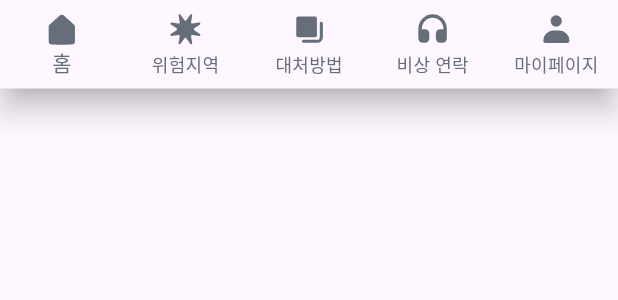
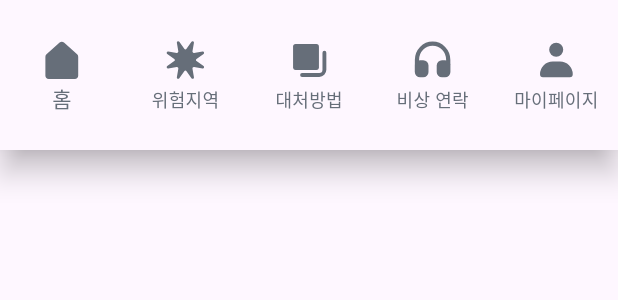
Before and after one commit to mxcoogi/Ravis, a Flutter app: the CustomBottomNavBar widget shown alone on an empty page, opened directly with empty values, on a phone screen of 412 x 824 dp. Shown: the top 300 px of the screen. Run offline on Flutter 3.47's test engine with Material 3 defaults, Android fonts, the phone set to English and light mode, and no system bars; our stand-ins replace flutter_native_splash, flutter_svg.

Commit message:
하단바 수정

```diff
--- a/lib/widget/wiget_bottombar.dart
+++ b/lib/widget/wiget_bottombar.dart
@@ -9,7 +9,9 @@ class CustomBottomNavBar extends StatelessWidget {
 
   @override
   Widget build(BuildContext context) {
-    return BottomNavigationBar(
+    return Container(
+      height: 100, // 원하는 높이로 설정
+      child: BottomNavigationBar(
         currentIndex: selectedIndex,
         onTap: onItemTapped,
         type: BottomNavigationBarType.fixed,
@@ -17,8 +19,8 @@ class CustomBottomNavBar extends StatelessWidget {
           BottomNavigationBarItem(
             icon: SvgPicture.asset(
               'assets/homeIcon.svg',
-            width: 24,
-            height: 24,
+              width: 30,
+              height: 30,
               color: Color(0xFF666E79),
             ),
             label: '홈',
@@ -26,8 +28,8 @@ class CustomBottomNavBar extends StatelessWidget {
           BottomNavigationBarItem(
             icon: SvgPicture.asset(
               'assets/dangerIcon.svg',
-            width: 24,
-            height: 24,
+              width: 30,
+              height: 30,
               color: Color(0xFF666E79),
             ),
             label: '위험지역',
@@ -35,8 +37,8 @@ class CustomBottomNavBar extends StatelessWidget {
           BottomNavigationBarItem(
             icon: SvgPicture.asset(
               'assets/copeIcon.svg',
-            width: 24,
-            height: 24,
+              width: 30,
+              height: 30,
               color: Color(0xFF666E79),
             ),
             label: '대처방법',
@@ -44,8 +46,8 @@ class CustomBottomNavBar extends StatelessWidget {
           BottomNavigationBarItem(
             icon: SvgPicture.asset(
               'assets/contactIcon.svg',
-            width: 24,
-            height: 24,
+              width: 30,
+              height: 30,
               color: Color(0xFF666E79),
             ),
             label: '비상 연락',
@@ -53,8 +55,8 @@ class CustomBottomNavBar extends StatelessWidget {
           BottomNavigationBarItem(
             icon: SvgPicture.asset(
               'assets/myinfoIcon.svg',
-            width: 24,
-            height: 24,
+              width: 30,
+              height: 30,
               color: Color(0xFF666E79),
             ),
             label: '마이페이지',
@@ -62,6 +64,7 @@ class CustomBottomNavBar extends StatelessWidget {
         ],
         selectedItemColor: Color(0xFF666E79),
         unselectedItemColor: Color(0xFF666E79),
+      ),
     );
   }
 }
```
Lines whose indentation alone changed are shown as unchanged.
